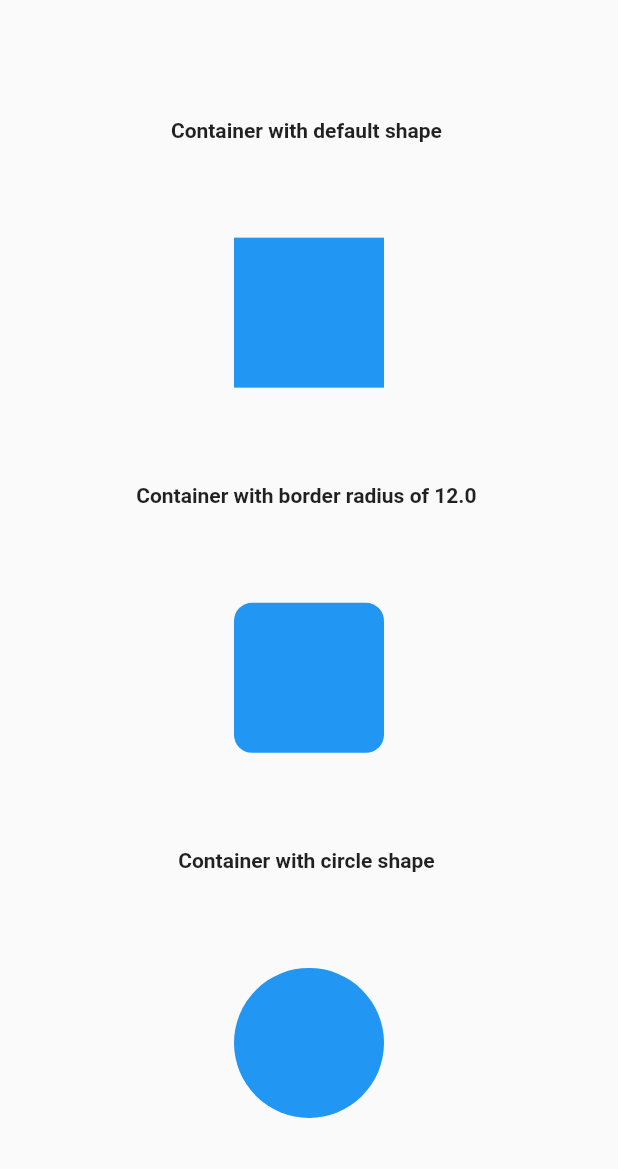
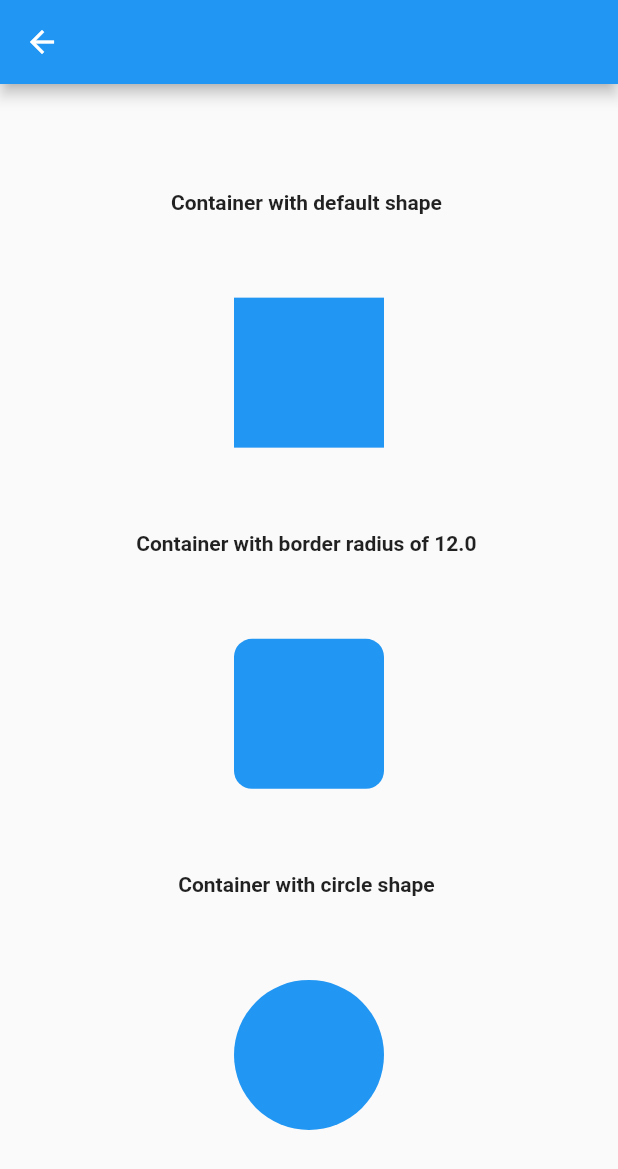
Before and after one commit to bhumit822/flutter_catalog, a Flutter app: the screen it shows after launch, after a tap on "Container", on a phone screen of 412 x 824 dp. Shown: the top 1169 px of the screen. Run offline on Flutter 3.47's test engine with Material 2 defaults, Android fonts, the phone set to English and light mode, and no system bars; our stand-ins replace google_fonts.

Commit message:
first commit

```diff
--- a/lib/screens/i.dart
+++ b/lib/screens/i.dart
@@ -14,6 +14,6 @@ class _ImpementationState extends State<Impementation> {
   Widget build(BuildContext context) {
     Widget _implement = widgets[widget.index].implementation;
 
-    return _implement;
+    return Scaffold(appBar: AppBar(), body: _implement);
   }
 }
```
